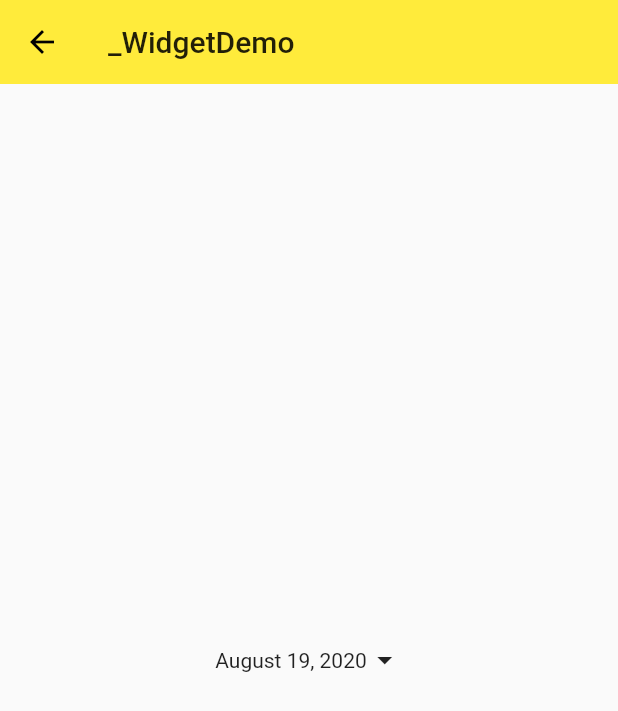
After one commit to lv823063712/flutter_apps, a Flutter app: the screen it shows after launch, after a tap on "DataTime", on a phone screen of 412 x 824 dp. The commit adds this screen. Shown: the top 711 px of the screen. Run offline on Flutter 3.47's test engine with Material 2 defaults, Android fonts, the phone set to English and light mode, and no system bars.

Commit message:
日历选择器,选择日期的小控件

```diff
--- /dev/null
+++ b/lib/demo/DataTimeDemo.dart
@@ -0,0 +1,57 @@
+import 'package:flutter/material.dart';
+import 'package:intl/intl.dart';
+
+class DataTimeDemo extends StatefulWidget {
+  @override
+  _DataTimeDemoState createState() => _DataTimeDemoState();
+}
+
+class _DataTimeDemoState extends State<DataTimeDemo> {
+  DateTime selectedData = DateTime.now(); //设定时间等于现在
+  _selectDate() async {
+    final DateTime selectDate = await showDatePicker(
+        context: context,
+        initialDate: selectedData,
+        firstDate: DateTime(1900),
+        lastDate: DateTime(2100));
+    if (selectDate==null) {
+      return;
+    }
+    setState(() {
+      selectedData = selectDate;
+    });
+  }
+
+  @override
+  Widget build(BuildContext context) {
+    return Scaffold(
+      appBar: AppBar(
+        title: Text('_WidgetDemo'),
+        elevation: 0.0,
+      ),
+      body: Container(
+        padding: EdgeInsets.all(8.0), //设定一个全局填充
+        child: Column(
+          //设定一个线性布局
+          mainAxisAlignment: MainAxisAlignment.center, //让部件垂直居中
+          children: <Widget>[
+            Row(
+              mainAxisAlignment: MainAxisAlignment.center, //设定部件水平居中
+              children: <Widget>[
+                InkWell(
+                  onTap: _selectDate,
+                  child: Row(
+                    children: <Widget>[
+                      Text(DateFormat.yMMMMd().format(selectedData)),
+                      Icon(Icons.arrow_drop_down)
+                    ],
+                  ),
+                )
+              ],
+            ),
+          ],
+        ),
+      ),
+    );
+  }
+}
--- a/lib/demo/MaterialComponents.dart
+++ b/lib/demo/MaterialComponents.dart
@@ -7,6 +7,7 @@ import 'package:flutter_apps/demo/SwitchDemo.dart';
 
 import 'ButtonDemo.dart';
 import 'CheckboxDemo.dart';
+import 'DataTimeDemo.dart';
 import 'FloatingActionButtonDemo.dart';
 
 class MaterialComponents extends StatelessWidget {
@@ -19,6 +20,7 @@ class MaterialComponents extends StatelessWidget {
       ),
       body: ListView(
         children: <Widget>[
+          ListItem(title: 'DataTime', page: DataTimeDemo()),
           ListItem(title: 'SliderValue', page: SliderDemo()),
           ListItem(title: 'SwitchDemo', page: SwitchDemo()),
           ListItem(title: 'RadioDemo', page: RadioDemo()),
--- a/pubspec.yaml
+++ b/pubspec.yaml
@@ -20,11 +20,12 @@ dependencies:
   flutter:
     sdk: flutter
 
+
   # The following adds the Cupertino Icons font to your application.
   # Use with the CupertinoIcons class for iOS style icons.
   cupertino_icons: ^0.1.2
   http: ^0.12.0+1
-
+  intl: ^0.15.7
 dev_dependencies:
   flutter_test:
     sdk: flutter
```
Also changed, not shown: pubspec.lock.
